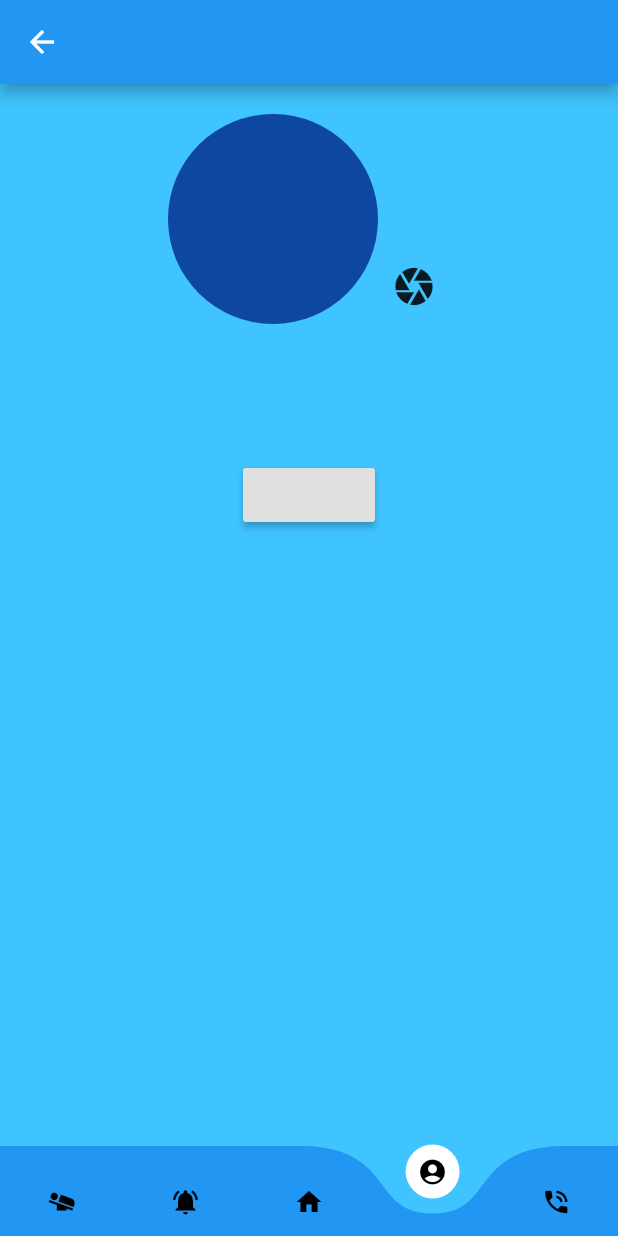
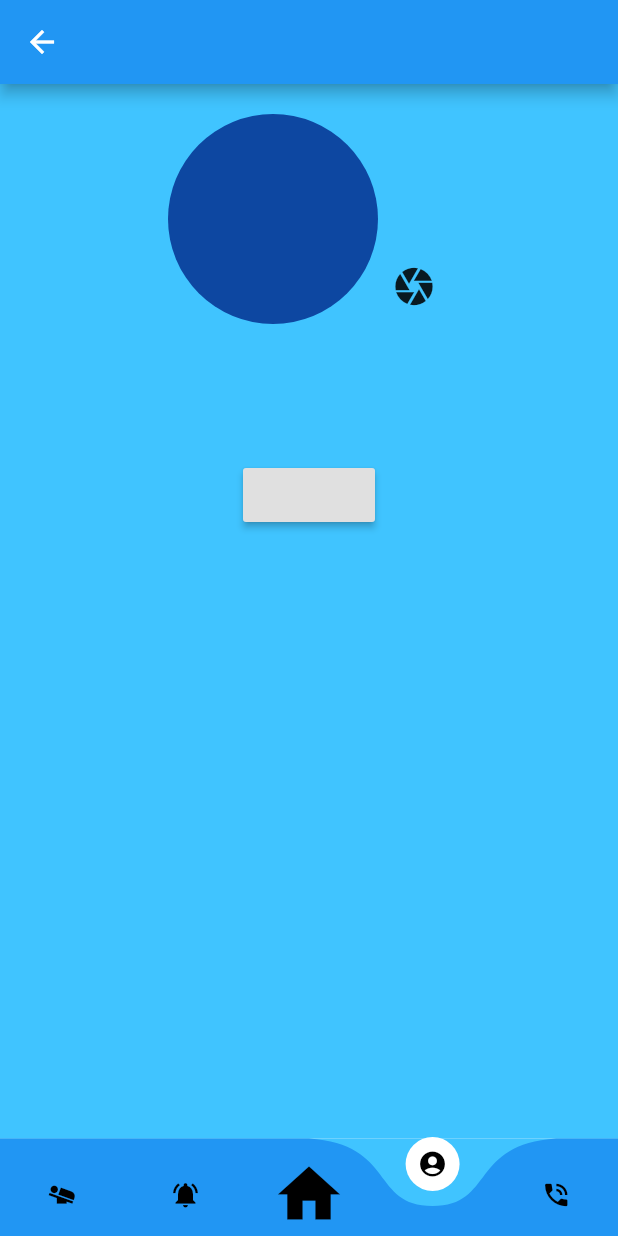
Before and after one commit to Bell-Thanet/SUTCANHELP, a Flutter app: the BottomNavigation screen opened directly, item 4 of the bottom bar chosen, on a phone screen of 412 x 824 dp. Run offline on Flutter 3.47's test engine with Material 2 defaults, Android fonts, the phone set to English and light mode, and no system bars; drawn by our look-alikes of curved_navigation_bar; our stand-ins replace cloud_firestore, firebase_auth, firebase_database, firebase_storage, flutter_spinkit, image_cropper and 2 more; accounts and stored records are empty.

Commit message:
เพิ่ม

```diff
--- a/sutcanhelp/lib/widget/bottomNavigation.dart
+++ b/sutcanhelp/lib/widget/bottomNavigation.dart
@@ -19,11 +19,11 @@ class _BottomNavigationState extends State<BottomNavigation> {
         color: Colors.blue,
         backgroundColor: Colors.lightBlueAccent,
         buttonBackgroundColor: Colors.white,
-        height: 60,
+        height: 65,
         items: <Widget>[
           Icon(Icons.airline_seat_flat_angled, size: 20, color: Colors.black),
           Icon(Icons.notifications_active, size: 20, color: Colors.black),
-          Icon(Icons.home, size: 20, color: Colors.black),
+          Icon(Icons.home, size: 50, color: Colors.black),
           Icon(Icons.account_circle, size: 20, color: Colors.black),
           Icon(Icons.phone_in_talk, size: 20, color: Colors.black),
         ],
```
Also changed, not shown: sutcanhelp/lib/Pages/profile.dart (+8 -5 lines).
